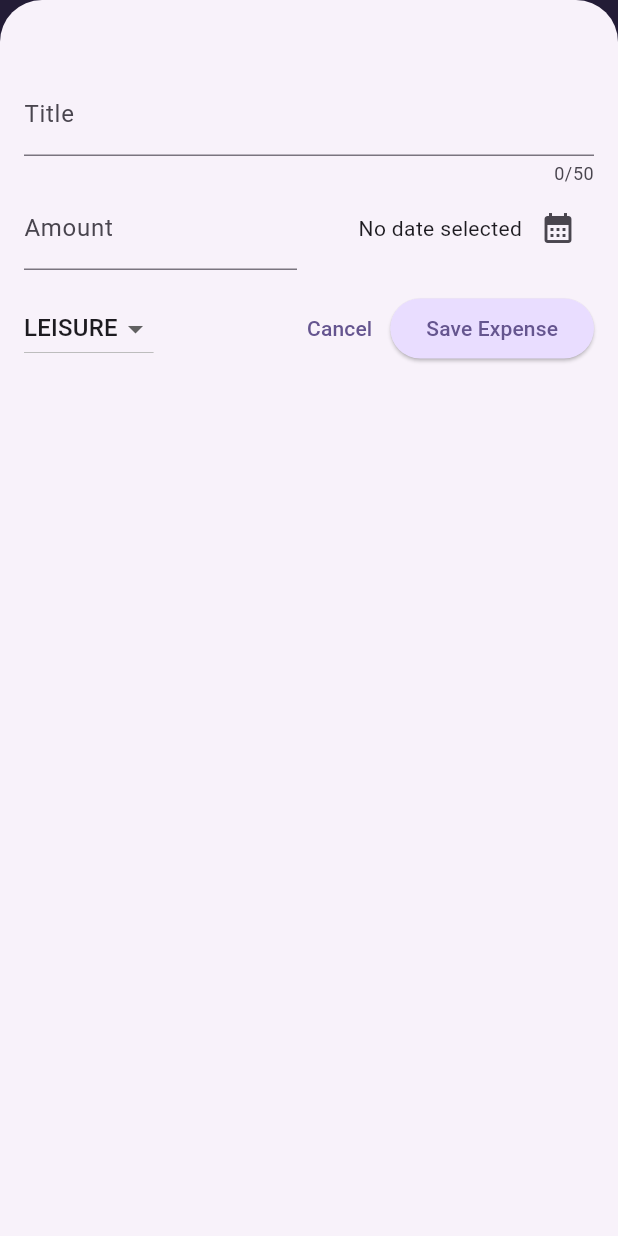
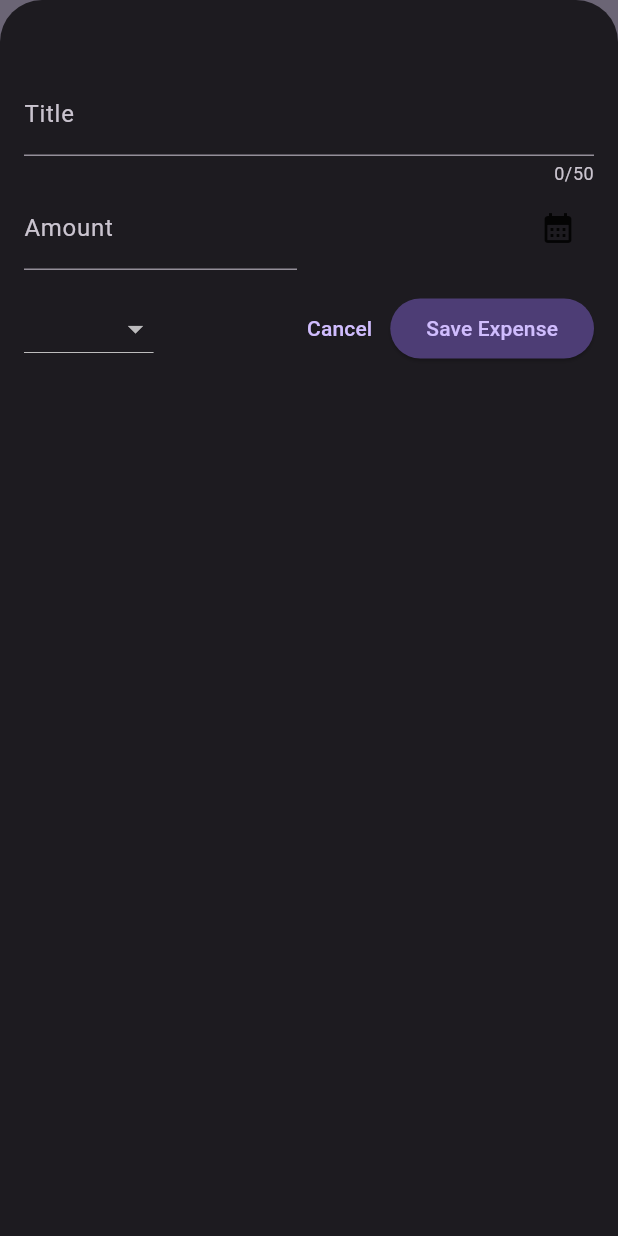
Before and after one commit to Emmanuel246/expense_tracker, a Flutter app: the screen it shows after launch, after a tap on the "add" icon, on a phone screen of 412 x 824 dp. Run offline on Flutter 3.47's test engine with Material 3 defaults, Android fonts, the phone set to English and light mode, and no system bars.

Commit message:
Dark Theme

```diff
--- a/lib/main.dart
+++ b/lib/main.dart
@@ -1,10 +1,21 @@
 import 'package:flutter/material.dart';
 import 'package:expense_tracker/widgets/expenses.dart';
 
-var KColorScheme =
-    ColorScheme.fromSeed(seedColor: const Color.fromARGB(225, 96, 59, 181));
+var KColorScheme = ColorScheme.fromSeed(
+    brightness: Brightness.dark,
+    seedColor: const Color.fromARGB(225, 96, 59, 181));
+
+var kDarkColorScheme =
+    ColorScheme.fromSeed(seedColor: const Color.fromARGB(225, 5, 99, 125));
 void main() {
   runApp(MaterialApp(
+    darkTheme: ThemeData.dark().copyWith(
+      colorScheme: kDarkColorScheme,
+      cardTheme: const CardTheme().copyWith(
+        color: KColorScheme.secondaryContainer,
+        margin: const EdgeInsets.symmetric(horizontal: 16, vertical: 8),
+      ),
+    ),
     theme: ThemeData().copyWith(
         colorScheme: KColorScheme,
         appBarTheme: const AppBarTheme().copyWith(
@@ -12,22 +23,19 @@ void main() {
           foregroundColor: KColorScheme.primaryContainer,
         ),
         cardTheme: const CardTheme().copyWith(
-            color: KColorScheme.secondaryContainer,
-            margin: const EdgeInsets.symmetric(horizontal: 16, vertical: 8),),
+          color: KColorScheme.secondaryContainer,
+          margin: const EdgeInsets.symmetric(horizontal: 16, vertical: 8),
+        ),
         elevatedButtonTheme: ElevatedButtonThemeData(
           style: ElevatedButton.styleFrom(
             backgroundColor: KColorScheme.primaryContainer,
           ),
         ),
         textTheme: ThemeData().textTheme.copyWith(
-          titleLarge: TextStyle(
-            fontWeight: FontWeight.bold,
-            color: KColorScheme.onSecondaryContainer,
-            fontSize: 18
-          )
-        )
-
-            ),
+            titleLarge: TextStyle(
+                fontWeight: FontWeight.bold,
+                color: KColorScheme.onSecondaryContainer,
+                fontSize: 18))),
     debugShowCheckedModeBanner: false,
     home: const Expenses(),
   ));
--- a/lib/widgets/expenses_list/expenses_item.dart
+++ b/lib/widgets/expenses_list/expenses_item.dart
@@ -14,8 +14,12 @@ class ExpenseItem extends StatelessWidget {
             vertical: 16,
           ),
           child: Column(
+            crossAxisAlignment: CrossAxisAlignment.start,
             children: [
-              Text(expense.title),
+              Text(
+                expense.title,
+                style: Theme.of(context).textTheme.titleLarge,
+              ),
               const SizedBox(
                 height: 4,
               ),
--- a/lib/widgets/expenses_list/expenses_list.dart
+++ b/lib/widgets/expenses_list/expenses_list.dart
@@ -19,10 +19,15 @@ class ExpensesList extends StatelessWidget {
     return ListView.builder(
         itemCount: expenses.length,
         itemBuilder: (ctx, index) => Dismissible(
-          onDismissed: (direction) {
-            onRemoveExpense(expenses[index]);
-          },
+            onDismissed: (direction) {
+              onRemoveExpense(expenses[index]);
+            },
             key: ValueKey(expenses[index]),
+            background: Container(
+              color: Theme.of(context).colorScheme.error.withOpacity(0.75),
+              margin: EdgeInsets.symmetric(
+                  horizontal: Theme.of(context).cardTheme.margin!.horizontal),
+            ),
             child: ExpenseItem(expenses[index])));
   }
 }
```
